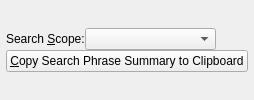
The window that programs/KJVCanOpener/KJVSearchCriteria.ui (dewhisna/KingJamesPureBibleSearch) describes before a commit, drawn with Qt 5.
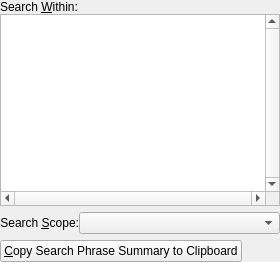
The same window after the commit. Icons and pictures are not drawn.

Diff of the .ui file:
```diff
--- a/programs/KJVCanOpener/KJVSearchCriteria.ui
+++ b/programs/KJVCanOpener/KJVSearchCriteria.ui
@@ -27,16 +27,59 @@
   <property name="windowTitle">
    <string>SearchCriteriaForm</string>
   </property>
-  <layout class="QGridLayout" name="gridLayout_2">
+  <layout class="QVBoxLayout" name="verticalLayout_2">
    <property name="margin">
-    <number>6</number>
+    <number>0</number>
    </property>
+   <item>
+    <layout class="QVBoxLayout" name="verticalLayout">
    <property name="spacing">
     <number>0</number>
    </property>
-   <item row="0" column="0">
-    <layout class="QGridLayout" name="gridLayout">
-     <item row="0" column="0">
+     <item>
+      <widget class="QLabel" name="lblSearchWithin">
+       <property name="text">
+        <string>Search &amp;Within:</string>
+       </property>
+       <property name="alignment">
+        <set>Qt::AlignLeading|Qt::AlignLeft|Qt::AlignVCenter</set>
+       </property>
+       <property name="buddy">
+        <cstring>treeViewSearchWithin</cstring>
+       </property>
+      </widget>
+     </item>
+     <item>
+      <widget class="QTreeView" name="treeViewSearchWithin">
+       <property name="sizePolicy">
+        <sizepolicy hsizetype="Preferred" vsizetype="Preferred">
+         <horstretch>0</horstretch>
+         <verstretch>0</verstretch>
+        </sizepolicy>
+       </property>
+       <property name="minimumSize">
+        <size>
+         <width>200</width>
+         <height>100</height>
+        </size>
+       </property>
+       <property name="verticalScrollBarPolicy">
+        <enum>Qt::ScrollBarAlwaysOn</enum>
+       </property>
+       <property name="horizontalScrollBarPolicy">
+        <enum>Qt::ScrollBarAlwaysOn</enum>
+       </property>
+       <property name="editTriggers">
+        <set>QAbstractItemView::NoEditTriggers</set>
+       </property>
+       <attribute name="headerVisible">
+        <bool>false</bool>
+       </attribute>
+      </widget>
+     </item>
+    </layout>
+   </item>
+   <item>
       <layout class="QHBoxLayout" name="horizontalLayout">
        <property name="spacing">
         <number>0</number>
@@ -46,6 +89,9 @@
          <property name="text">
           <string>Search &amp;Scope:</string>
          </property>
+       <property name="alignment">
+        <set>Qt::AlignRight|Qt::AlignTrailing|Qt::AlignVCenter</set>
+       </property>
          <property name="buddy">
           <cstring>comboSearchScope</cstring>
          </property>
@@ -66,7 +112,16 @@
        </item>
       </layout>
      </item>
-     <item row="0" column="1">
+   <item>
+    <layout class="QHBoxLayout" name="horizontalLayout_2">
+     <item>
+      <widget class="QPushButton" name="buttonCopySummary">
+       <property name="text">
+        <string>&amp;Copy Search Phrase Summary to Clipboard</string>
+       </property>
+      </widget>
+     </item>
+     <item>
       <widget class="QPushButton" name="buttonAdd">
        <property name="sizePolicy">
         <sizepolicy hsizetype="Fixed" vsizetype="Fixed">
@@ -95,13 +150,6 @@
        </property>
       </widget>
      </item>
-     <item row="1" column="0" colspan="2">
-      <widget class="QPushButton" name="buttonCopySummary">
-       <property name="text">
-        <string>&amp;Copy Search Phrase Summary to Clipboard</string>
-       </property>
-      </widget>
-     </item>
     </layout>
    </item>
   </layout>
```
Left out of the diff: 1 changed line with no effect on the pictures. Lines whose indentation alone changed are shown as unchanged.
